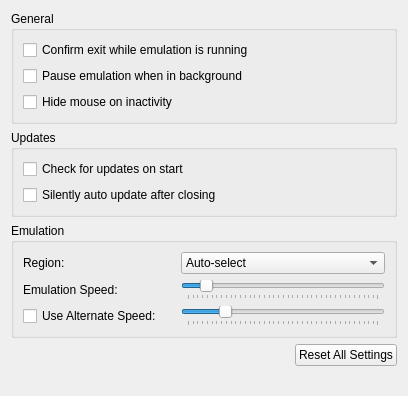
First picture: the form in src/citra_qt/configuration/configure_general.ui, repository rtiangha/Lemonade, before the edit.
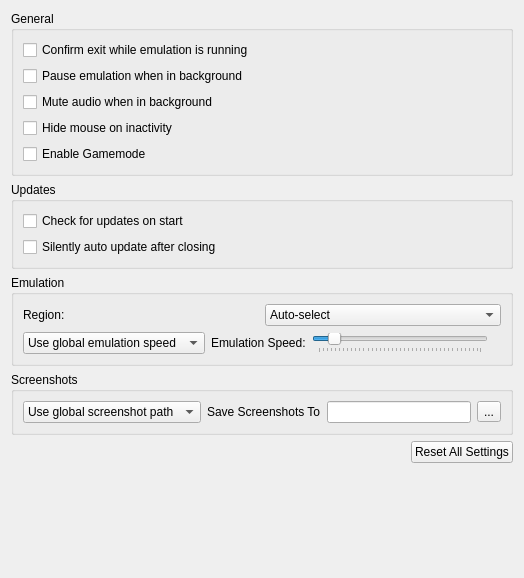
Second picture: the form after the edit.

What changed in the file:
```diff
--- a/src/citra_qt/configuration/configure_general.ui
+++ b/src/citra_qt/configuration/configure_general.ui
@@ -6,8 +6,8 @@
    <rect>
     <x>0</x>
     <y>0</y>
-    <width>408</width>
-    <height>396</height>
+    <width>524</width>
+    <height>578</height>
    </rect>
   </property>
   <property name="windowTitle">
@@ -36,6 +36,13 @@
           </property>
          </widget>
         </item>
+        <item>
+         <widget class="QCheckBox" name="toggle_background_mute">
+          <property name="text">
+           <string>Mute audio when in background</string>
+          </property>
+         </widget>
+        </item>
         <item>
          <widget class="QCheckBox" name="toggle_hide_mouse">
           <property name="text">
@@ -43,6 +50,13 @@
           </property>
          </widget>
         </item>
+        <item>
+         <widget class="QCheckBox" name="toggle_gamemode">
+          <property name="text">
+           <string>Enable Gamemode</string>
+          </property>
+         </widget>
+        </item>
        </layout>
       </widget>
      </item>
@@ -74,8 +88,30 @@
        <property name="title">
         <string>Emulation</string>
        </property>
-       <layout class="QGridLayout" name="gridLayout">
-        <item row="0" column="2">
+       <layout class="QVBoxLayout" name="verticalLayout_2">
+        <item>
+         <widget class="QWidget" name="widget_region" native="true">
+          <layout class="QHBoxLayout" name="region_layout">
+           <property name="leftMargin">
+            <number>0</number>
+           </property>
+           <property name="topMargin">
+            <number>0</number>
+           </property>
+           <property name="rightMargin">
+            <number>0</number>
+           </property>
+           <property name="bottomMargin">
+            <number>0</number>
+           </property>
+           <item>
+            <widget class="QLabel" name="region_label">
+             <property name="text">
+              <string>Region:</string>
+             </property>
+            </widget>
+           </item>
+           <item>
          <widget class="QComboBox" name="region_combobox">
           <item>
            <property name="text">
@@ -119,21 +155,46 @@
           </item>
          </widget>
         </item>
-        <item row="1" column="0">
+          </layout>
+         </widget>
+        </item>
+        <item>
+         <widget class="QWidget" name="emulation_speed_layout" native="true">
+          <layout class="QHBoxLayout" name="emulation_speed_layout_inner">
+           <property name="leftMargin">
+            <number>0</number>
+           </property>
+           <property name="topMargin">
+            <number>0</number>
+           </property>
+           <property name="rightMargin">
+            <number>0</number>
+           </property>
+           <property name="bottomMargin">
+            <number>0</number>
+           </property>
+           <item>
+            <widget class="QComboBox" name="emulation_speed_combo">
+             <item>
+              <property name="text">
+               <string>Use global emulation speed</string>
+              </property>
+             </item>
+             <item>
+              <property name="text">
+               <string>Set emulation speed:</string>
+              </property>
+             </item>
+            </widget>
+           </item>
+           <item>
          <widget class="QLabel" name="label_emulation_speed">
           <property name="text">
            <string>Emulation Speed:</string>
           </property>
          </widget>
         </item>
-        <item row="2" column="0">
-         <widget class="QCheckBox" name="toggle_alternate_speed">
-          <property name="text">
-           <string>Use Alternate Speed:</string>
-          </property>
-         </widget>
-        </item>
-        <item row="1" column="2">
+           <item>
          <widget class="QSlider" name="frame_limit">
           <property name="minimum">
            <number>0</number>
@@ -158,7 +219,7 @@
           </property>
          </widget>
         </item>
-        <item row="1" column="1">
+           <item>
          <widget class="QLabel" name="emulation_speed_display_label">
           <property name="text">
            <string/>
@@ -168,46 +229,68 @@
           </property>
          </widget>
         </item>
-        <item row="0" column="0">
-         <widget class="QLabel" name="label">
-          <property name="text">
-           <string>Region:</string>
-          </property>
+          </layout>
          </widget>
         </item>
-        <item row="2" column="2">
-         <widget class="QSlider" name="frame_limit_alternate">
-          <property name="minimum">
+       </layout>
+      </widget>
+     </item>
+     <item>
+      <widget class="QGroupBox" name="screenshot_group">
+       <property name="title">
+        <string>Screenshots</string>
+       </property>
+       <layout class="QGridLayout" name="gridLayout">
+        <property name="verticalSpacing">
            <number>0</number>
           </property>
-          <property name="maximum">
-           <number>199</number>
-          </property>
-          <property name="singleStep">
-           <number>5</number>
-          </property>
-          <property name="pageStep">
-           <number>15</number>
-          </property>
-          <property name="value">
-           <number>39</number>
-          </property>
-          <property name="orientation">
-           <enum>Qt::Horizontal</enum>
-          </property>
-          <property name="tickPosition">
-           <enum>QSlider::TicksBelow</enum>
-          </property>
-         </widget>
-        </item>
-        <item row="2" column="1">
-         <widget class="QLabel" name="emulation_speed_alternate_display_label">
+        <item row="0" column="1">
+         <widget class="QWidget" name="widget_screenshot" native="true">
+          <layout class="QHBoxLayout" name="screenshot_layout">
+           <property name="leftMargin">
+            <number>0</number>
+           </property>
+           <property name="topMargin">
+            <number>0</number>
+           </property>
+           <property name="rightMargin">
+            <number>0</number>
+           </property>
+           <property name="bottomMargin">
+            <number>0</number>
+           </property>
+           <item>
+            <widget class="QComboBox" name="screenshot_combo">
+             <item>
+              <property name="text">
+               <string>Use global screenshot path</string>
+              </property>
+             </item>
+             <item>
+              <property name="text">
+               <string>Set screenshot path:</string>
+              </property>
+             </item>
+            </widget>
+           </item>
+           <item>
+            <widget class="QLabel" name="screenshot_dir_label">
           <property name="text">
-           <string/>
-          </property>
-          <property name="alignment">
-           <set>Qt::AlignRight|Qt::AlignTrailing|Qt::AlignVCenter</set>
-          </property>
+              <string>Save Screenshots To</string>
+             </property>
+            </widget>
+           </item>
+           <item>
+            <widget class="QLineEdit" name="screenshot_dir_path"/>
+           </item>
+           <item>
+            <widget class="QToolButton" name="change_screenshot_dir">
+             <property name="text">
+              <string>...</string>
+             </property>
+            </widget>
+           </item>
+          </layout>
          </widget>
         </item>
        </layout>
```
Left out of the diff: 12 changed lines with no effect on the pictures. Lines whose indentation alone changed are shown as unchanged.
